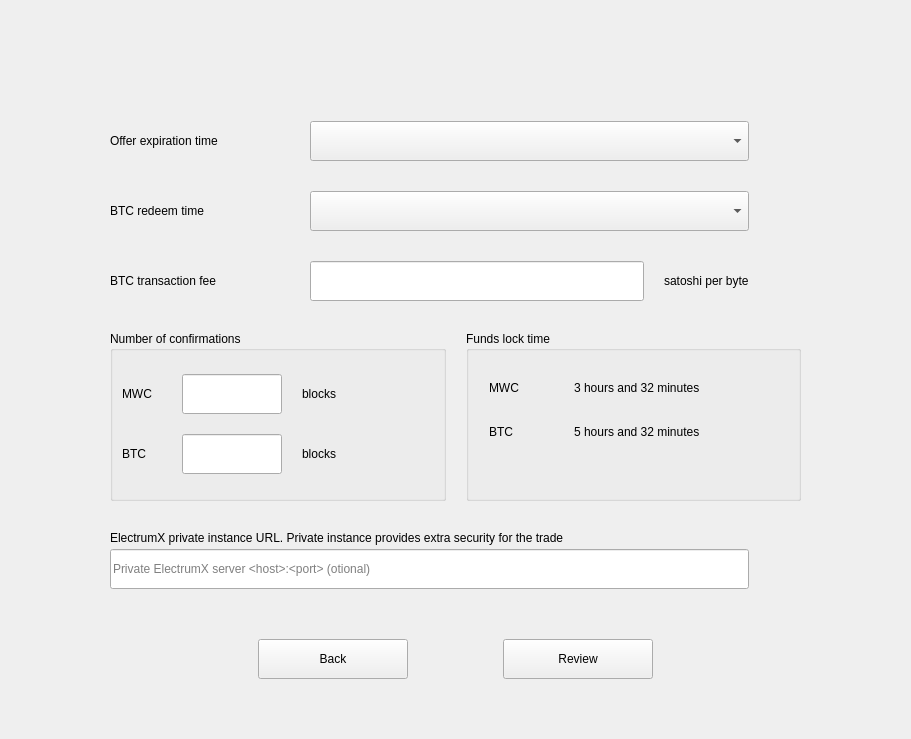
First picture: the form in windows_desktop/s_newswap2_w.ui, repository 0xkobe/mwc-wallet, before the edit.
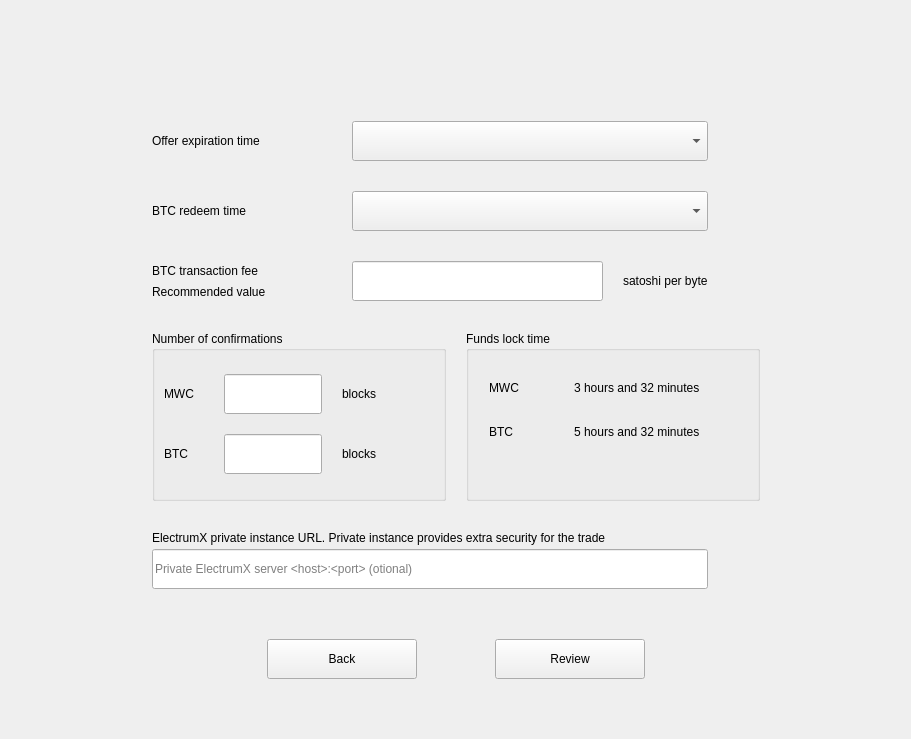
Second picture: the form after the edit. Icons and pictures are not drawn. Custom widgets are drawn as their Qt base class.

What changed in the file:
```diff
--- a/windows_desktop/s_newswap2_w.ui
+++ b/windows_desktop/s_newswap2_w.ui
@@ -13,7 +13,7 @@
   <property name="windowTitle">
    <string>Form</string>
   </property>
-  <layout class="QHBoxLayout" name="horizontalLayout_12" stretch="1,7,1">
+  <layout class="QHBoxLayout" name="horizontalLayout_6">
    <property name="spacing">
     <number>1</number>
    </property>
@@ -288,6 +288,11 @@
         <number>20</number>
        </property>
        <item>
+        <layout class="QVBoxLayout" name="verticalLayout_5">
+         <property name="spacing">
+          <number>3</number>
+         </property>
+         <item>
         <widget class="control::MwcLabelNormal" name="secTransFeeLabel">
          <property name="sizePolicy">
           <sizepolicy hsizetype="Fixed" vsizetype="Preferred">
@@ -304,13 +309,25 @@
          <property name="maximumSize">
           <size>
            <width>16777215</width>
-           <height>22</height>
+             <height>2200</height>
           </size>
          </property>
          <property name="text">
           <string>BTC transaction fee</string>
          </property>
-        </widget>
+           <property name="wordWrap">
+            <bool>true</bool>
+           </property>
+          </widget>
+         </item>
+         <item>
+          <widget class="control::MwcLabelSmall" name="secTransFeeLabel2">
+           <property name="text">
+            <string>Recommended value</string>
+           </property>
+          </widget>
+         </item>
+        </layout>
        </item>
        <item>
         <widget class="control::MwcLineEditNormal" name="secTransFeeEdit">
@@ -1024,11 +1041,6 @@
    <extends>QPushButton</extends>
    <header>control_desktop/MwcPushButton.h</header>
   </customwidget>
-  <customwidget>
-   <class>control::MwcLabelNormal</class>
-   <extends>QLabel</extends>
-   <header>control_desktop/MwcLabel.h</header>
-  </customwidget>
   <customwidget>
    <class>control::MwcLineEditNormal</class>
    <extends>QLineEdit</extends>
@@ -1039,6 +1051,11 @@
    <extends>QLabel</extends>
    <header>control_desktop/MwcLabel.h</header>
   </customwidget>
+  <customwidget>
+   <class>control::MwcLabelNormal</class>
+   <extends>QLabel</extends>
+   <header>control_desktop/MwcLabel.h</header>
+  </customwidget>
   <customwidget>
    <class>control::MwcLabelProgress</class>
    <extends>QLabel</extends>
```
Lines whose indentation alone changed are shown as unchanged.
